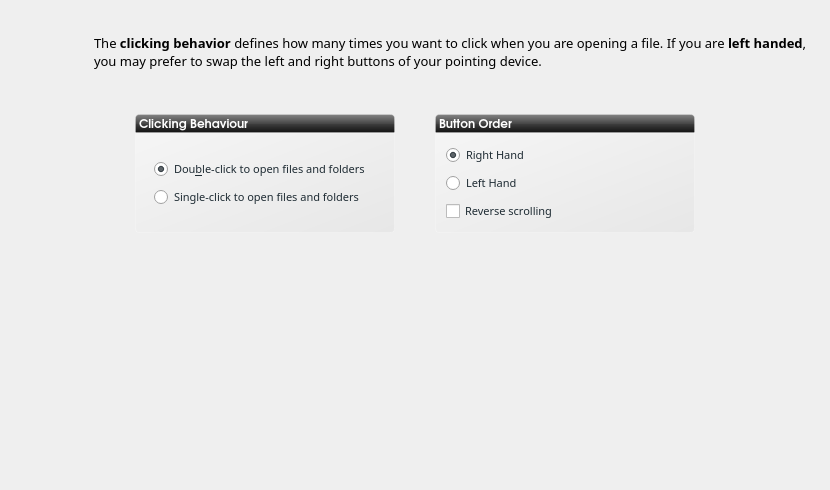
Above: ui/ui_scrMouse.ui from rshipp/kapudan before the change. Below: the same form after it.
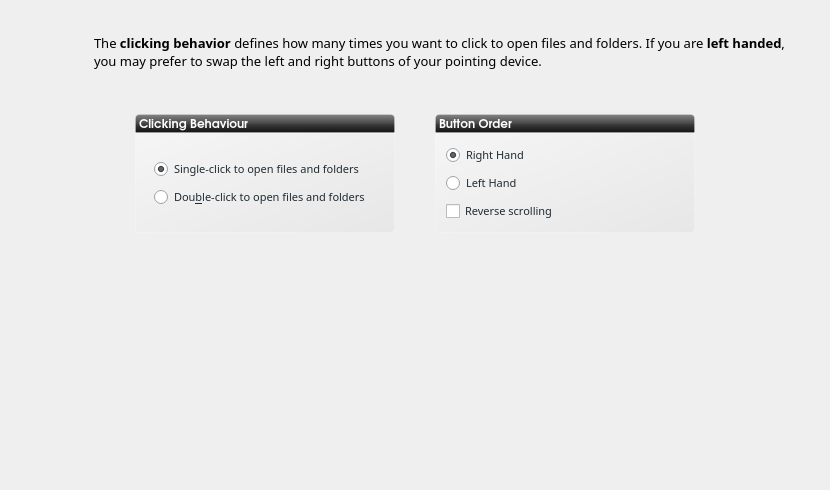
That is the form after the change. Icons and pictures are not drawn.

Patch:
```diff
--- a/ui/ui_scrMouse.ui
+++ b/ui/ui_scrMouse.ui
@@ -69,7 +69,7 @@
       <string notr="true"/>
      </property>
      <property name="text">
-      <string>The &lt;b&gt;clicking behavior&lt;/b&gt; defines how many times you want to click when you are opening a file. If you are &lt;b&gt;left handed&lt;/b&gt;, you may prefer to swap the left and right buttons of your pointing device.</string>
+      <string>&lt;html&gt;&lt;head/&gt;&lt;body&gt;&lt;p&gt;The &lt;span style=&quot; font-weight:600;&quot;&gt;clicking behavior&lt;/span&gt; defines how many times you want to click to open files and folders. If you are &lt;span style=&quot; font-weight:600;&quot;&gt;left handed&lt;/span&gt;, you may prefer to swap the left and right buttons of your pointing device.&lt;/p&gt;&lt;/body&gt;&lt;/html&gt;</string>
      </property>
      <property name="wordWrap">
       <bool>true</bool>
@@ -192,35 +192,36 @@
             <property name="bottomMargin">
              <number>10</number>
             </property>
+            <item row="5" column="0">
+             <spacer name="verticalSpacer">
+              <property name="orientation">
+               <enum>Qt::Vertical</enum>
+              </property>
+              <property name="sizeHint" stdset="0">
+               <size>
+                <width>20</width>
+                <height>40</height>
+               </size>
+              </property>
+             </spacer>
+            </item>
+            <item row="1" column="0">
+             <spacer name="verticalSpacer_2">
+              <property name="orientation">
+               <enum>Qt::Vertical</enum>
+              </property>
+              <property name="sizeType">
+               <enum>QSizePolicy::Expanding</enum>
+              </property>
+              <property name="sizeHint" stdset="0">
+               <size>
+                <width>20</width>
+                <height>40</height>
+               </size>
+              </property>
+             </spacer>
+            </item>
             <item row="3" column="0">
-             <widget class="QRadioButton" name="singleClick">
-              <property name="enabled">
-               <bool>true</bool>
-              </property>
-              <property name="sizePolicy">
-               <sizepolicy hsizetype="Fixed" vsizetype="Fixed">
-                <horstretch>0</horstretch>
-                <verstretch>0</verstretch>
-               </sizepolicy>
-              </property>
-              <property name="font">
-               <font>
-                <family>Sans Serif</family>
-                <pointsize>8</pointsize>
-               </font>
-              </property>
-              <property name="mouseTracking">
-               <bool>true</bool>
-              </property>
-              <property name="text">
-               <string>Single-click to open files and folders</string>
-              </property>
-              <property name="checked">
-               <bool>false</bool>
-              </property>
-             </widget>
-            </item>
-            <item row="2" column="0">
              <widget class="QRadioButton" name="DoubleClick">
               <property name="sizePolicy">
                <sizepolicy hsizetype="Fixed" vsizetype="Fixed">
@@ -244,38 +245,37 @@
                <string>Dou&amp;ble-click to open files and folders</string>
               </property>
               <property name="checked">
-               <bool>true</bool>
+               <bool>false</bool>
               </property>
              </widget>
             </item>
-            <item row="4" column="0">
-             <spacer name="verticalSpacer">
-              <property name="orientation">
-               <enum>Qt::Vertical</enum>
+            <item row="2" column="0">
+             <widget class="QRadioButton" name="singleClick">
+              <property name="enabled">
+               <bool>true</bool>
               </property>
-              <property name="sizeHint" stdset="0">
-               <size>
-                <width>20</width>
-                <height>40</height>
-               </size>
+              <property name="sizePolicy">
+               <sizepolicy hsizetype="Fixed" vsizetype="Fixed">
+                <horstretch>0</horstretch>
+                <verstretch>0</verstretch>
+               </sizepolicy>
               </property>
-             </spacer>
-            </item>
-            <item row="1" column="0">
-             <spacer name="verticalSpacer_2">
-              <property name="orientation">
-               <enum>Qt::Vertical</enum>
+              <property name="font">
+               <font>
+                <family>Sans Serif</family>
+                <pointsize>8</pointsize>
+               </font>
               </property>
-              <property name="sizeType">
-               <enum>QSizePolicy::Expanding</enum>
+              <property name="mouseTracking">
+               <bool>true</bool>
               </property>
-              <property name="sizeHint" stdset="0">
-               <size>
-                <width>20</width>
-                <height>40</height>
-               </size>
+              <property name="text">
+               <string>Single-click to open files and folders</string>
               </property>
-             </spacer>
+              <property name="checked">
+               <bool>true</bool>
+              </property>
+             </widget>
             </item>
            </layout>
           </widget>
```
